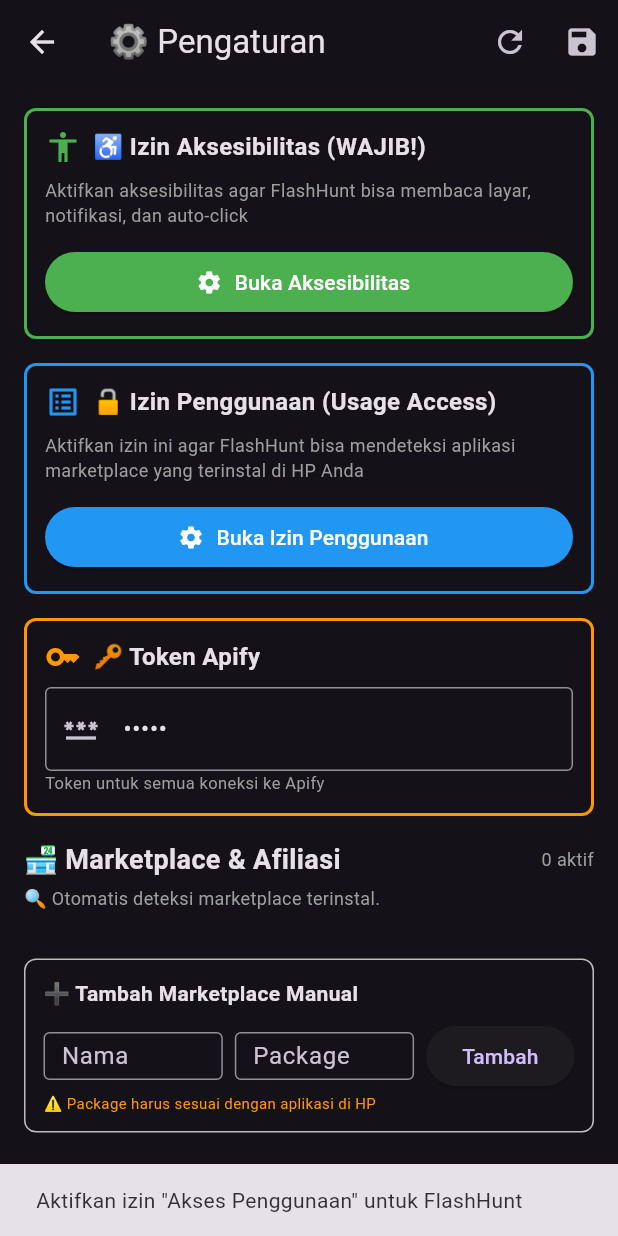
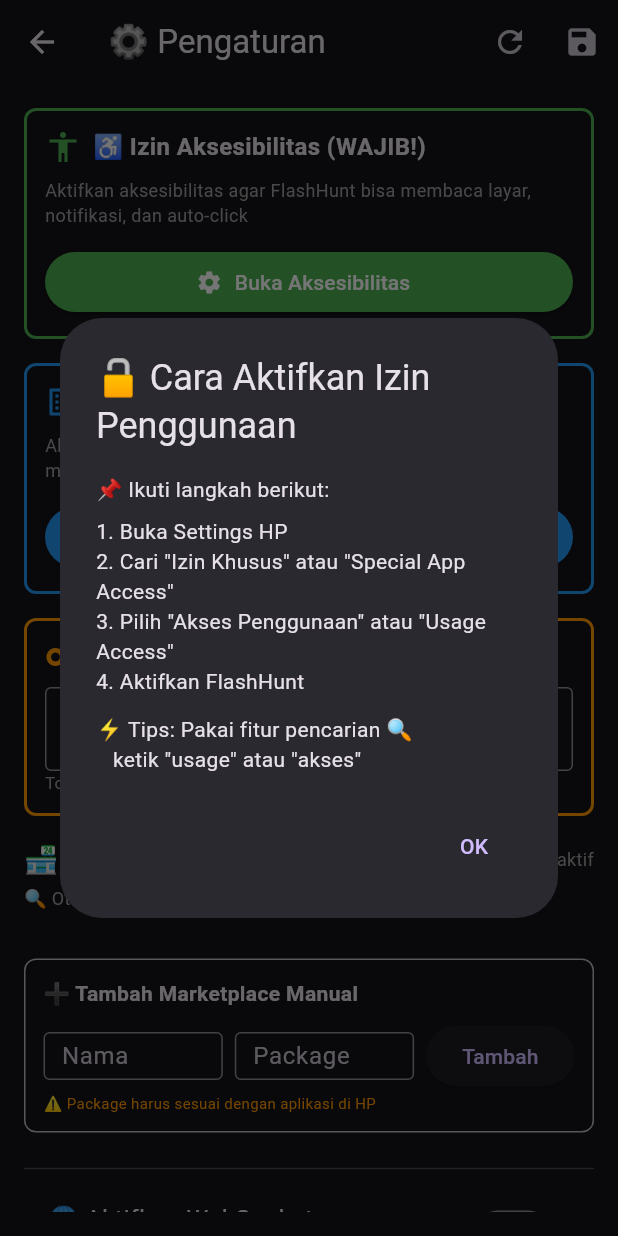
Before and after one commit to pindaitrends-code/flashhunt, a Flutter app: the SettingsScreen screen opened by its route, after a tap on "Buka Izin Penggunaan", on a phone screen of 412 x 824 dp. Run offline on Flutter 3.47's test engine with Material 3 defaults, Android fonts, the phone set to English and light mode, and no system bars; our stand-ins replace flutter_local_notifications, permission_handler, shared_preferences; missing offline and left inert: device_apps; accounts and stored records are empty.

Commit message:
fix: ganti openUsageAccessSettings dengan manual guide

```diff
--- a/lib/screens/settings_screen.dart
+++ b/lib/screens/settings_screen.dart
@@ -159,24 +159,51 @@
     }
   }
 
-  // ✅ BUKA USAGE ACCESS (BARU!)
+  // ✅ BUKA SETTINGS + PANDUAN USAGE ACCESS
   Future<void> _openUsageAccessSettings() async {
     try {
-      await DeviceApps.openUsageAccessSettings();
-      ScaffoldMessenger.of(context).showSnackBar(
-        const SnackBar(
-          content: Text('Aktifkan izin "Akses Penggunaan" untuk FlashHunt'),
-          duration: Duration(seconds: 5),
-        ),
-      );
+      // Buka settings aplikasi FlashHunt
+      await DeviceApps.openAppSettings('com.flashhunt.flashhunt');
+      _showUsageAccessGuide();
     } catch (e) {
-      print('❌ Gagal buka usage access: $e');
+      print('❌ Gagal buka settings: $e');
       try {
-        await DeviceApps.openAppSettings('com.flashhunt.flashhunt');
+        await DeviceApps.openAppSettings();
       } catch (e2) {
         print('❌ Gagal buka settings: $e2');
       }
     }
+  }
+
+  // ✅ TAMPILKAN PANDUAN
+  void _showUsageAccessGuide() {
+    showDialog(
+      context: context,
+      builder: (context) => AlertDialog(
+        title: const Text('🔓 Cara Aktifkan Izin Penggunaan'),
+        content: Column(
+          mainAxisSize: MainAxisSize.min,
+          crossAxisAlignment: CrossAxisAlignment.start,
+          children: const [
+            Text('📌 Ikuti langkah berikut:'),
+            SizedBox(height: 8),
+            Text('1. Buka Settings HP'),
+            Text('2. Cari "Izin Khusus" atau "Special App Access"'),
+            Text('3. Pilih "Akses Penggunaan" atau "Usage Access"'),
+            Text('4. Aktifkan FlashHunt'),
+            SizedBox(height: 12),
+            Text('⚡ Tips: Pakai fitur pencarian 🔍'),
+            Text('   ketik "usage" atau "akses"'),
+          ],
+        ),
+        actions: [
+          TextButton(
+            onPressed: () => Navigator.pop(context),
+            child: const Text('OK'),
+          ),
+        ],
+      ),
+    );
   }
 
   @override
```
